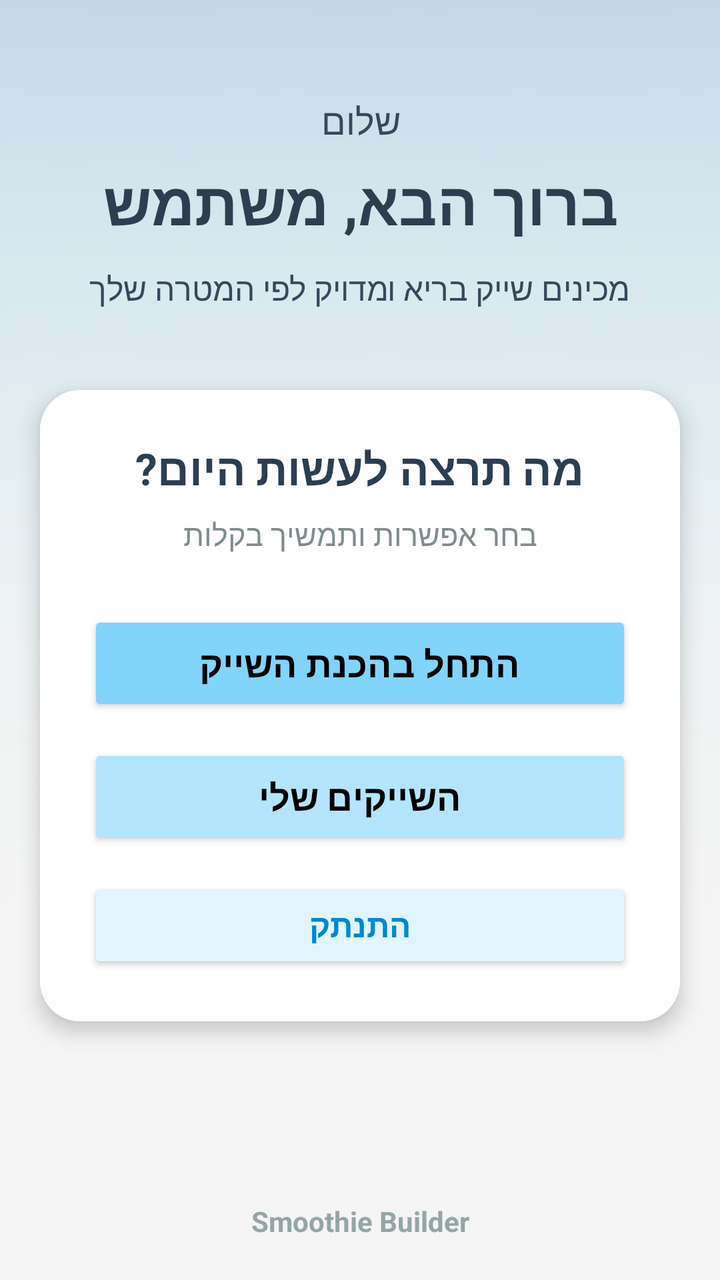
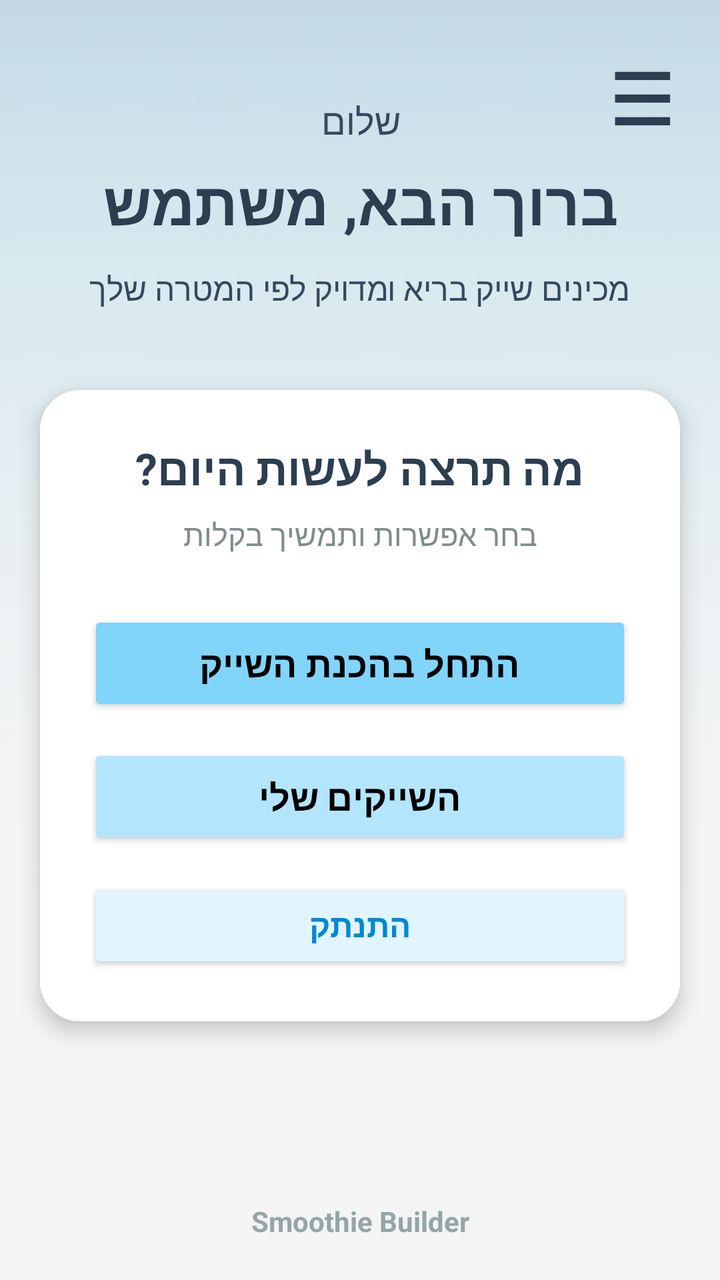

Before-and-after screenshots of an Android layout around one commit, followed by the original layout XML and the change that was made.
<!-- AndroidManifest.xml: application theme Theme.MyFinalProject -->
<!-- res/layout/activity_user_home.xml -->
<?xml version="1.0" encoding="utf-8"?>
<androidx.constraintlayout.widget.ConstraintLayout
    xmlns:android="http://schemas.android.com/apk/res/android"
    xmlns:app="http://schemas.android.com/apk/res-auto"
    xmlns:tools="http://schemas.android.com/tools"
    android:id="@+id/main"
    android:layout_width="match_parent"
    android:layout_height="match_parent"
    android:background="#F2F2F2"
    tools:context=".UserHome">

    
    <ImageView
        android:id="@+id/backgroundImage"
        android:layout_width="match_parent"
        android:layout_height="match_parent"
        android:src="@drawable/backhome1"
        android:scaleType="centerCrop"
        android:alpha="0.2"
        android:clickable="false"
        android:focusable="false"
        app:layout_constraintTop_toTopOf="parent"
        app:layout_constraintBottom_toBottomOf="parent"
        app:layout_constraintStart_toStartOf="parent"
        app:layout_constraintEnd_toEndOf="parent"/>

    
    <TextView
        android:id="@+id/tvHello"
        android:layout_width="wrap_content"
        android:layout_height="wrap_content"
        android:layout_marginTop="48dp"
        android:text="שלום"
        android:textColor="#34495E"
        android:textSize="18sp"
        app:layout_constraintTop_toTopOf="parent"
        app:layout_constraintStart_toStartOf="parent"
        app:layout_constraintEnd_toEndOf="parent" />

    
    <TextView
        android:id="@+id/tvWelcome"
        android:layout_width="0dp"
        android:layout_height="wrap_content"
        android:layout_marginStart="24dp"
        android:layout_marginTop="8dp"
        android:layout_marginEnd="24dp"
        android:gravity="center"
        android:text="ברוך הבא, משתמש"
        android:textColor="#2C3E50"
        android:textSize="30sp"
        android:textStyle="bold"
        app:layout_constraintTop_toBottomOf="@id/tvHello"
        app:layout_constraintStart_toStartOf="parent"
        app:layout_constraintEnd_toEndOf="parent" />

    
    <TextView
        android:id="@+id/tvSubtitle"
        android:layout_width="0dp"
        android:layout_height="wrap_content"
        android:layout_marginStart="32dp"
        android:layout_marginTop="12dp"
        android:layout_marginEnd="32dp"
        android:gravity="center"
        android:text="מכינים שייק בריא ומדויק לפי המטרה שלך"
        android:textColor="#34495E"
        android:textSize="16sp"
        app:layout_constraintTop_toBottomOf="@id/tvWelcome"
        app:layout_constraintStart_toStartOf="parent"
        app:layout_constraintEnd_toEndOf="parent" />

    
    <androidx.cardview.widget.CardView
        android:id="@+id/mainCard"
        android:layout_width="0dp"
        android:layout_height="wrap_content"
        android:layout_marginStart="20dp"
        android:layout_marginTop="40dp"
        android:layout_marginEnd="20dp"
        app:cardCornerRadius="20dp"
        app:cardElevation="6dp"
        app:layout_constraintTop_toBottomOf="@id/tvSubtitle"
        app:layout_constraintStart_toStartOf="parent"
        app:layout_constraintEnd_toEndOf="parent">

        <LinearLayout
            android:layout_width="match_parent"
            android:layout_height="wrap_content"
            android:orientation="vertical"
            android:background="#FFFFFF"
            android:padding="24dp">

            <TextView
                android:id="@+id/tvCardTitle"
                android:layout_width="match_parent"
                android:layout_height="wrap_content"
                android:gravity="center"
                android:text="מה תרצה לעשות היום?"
                android:textColor="#2C3E50"
                android:textSize="22sp"
                android:textStyle="bold" />

            <TextView
                android:id="@+id/tvCardDesc"
                android:layout_width="match_parent"
                android:layout_height="wrap_content"
                android:layout_marginTop="8dp"
                android:gravity="center"
                android:text="בחר אפשרות ותמשיך בקלות"
                android:textColor="#7F8C8D"
                android:textSize="15sp" />

            
            <Button
                android:id="@+id/btnStartShake"
                android:layout_width="match_parent"
                android:layout_height="wrap_content"
                android:layout_marginTop="28dp"
                android:backgroundTint="#81D4FA"
                android:paddingVertical="14dp"
                android:text="התחל בהכנת השייק"
                android:textColor="#000000"
                android:textSize="18sp"
                android:textStyle="bold" />

            
            <Button
                android:id="@+id/btnMyShakes"
                android:layout_width="match_parent"
                android:layout_height="wrap_content"
                android:layout_marginTop="14dp"
                android:backgroundTint="#B3E5FC"
                android:paddingVertical="14dp"
                android:text="השייקים שלי"
                android:textColor="#000000"
                android:textSize="18sp"
                android:textStyle="bold" />

            
            <Button
                android:id="@+id/btnLogout"
                android:layout_width="match_parent"
                android:layout_height="wrap_content"
                android:layout_marginTop="14dp"
                android:backgroundTint="#E1F5FE"
                android:paddingVertical="12dp"
                android:text="התנתק"
                android:textColor="#0288D1"
                android:textSize="16sp"
                android:textStyle="bold" />
        </LinearLayout>

    </androidx.cardview.widget.CardView>

    
    <TextView
        android:id="@+id/tvBottomNote"
        android:layout_width="0dp"
        android:layout_height="wrap_content"
        android:layout_marginStart="24dp"
        android:layout_marginEnd="24dp"
        android:layout_marginBottom="20dp"
        android:gravity="center"
        android:text="Smoothie Builder"
        android:textColor="#95A5A6"
        android:textSize="14sp"
        android:textStyle="bold"
        app:layout_constraintBottom_toBottomOf="parent"
        app:layout_constraintStart_toStartOf="parent"
        app:layout_constraintEnd_toEndOf="parent" />

</androidx.constraintlayout.widget.ConstraintLayout>
<!-- resources referenced by this layout -->
<resources>
  <!-- drawable backhome1: jpg bitmap (drawable, 11164 bytes) -->
  <style name="Theme.MyFinalProject" parent="Base.Theme.MyFinalProject" />
  <style name="Base.Theme.MyFinalProject" parent="Theme.AppCompat.DayNight.NoActionBar">
          
          
      </style>
</resources>

<!-- the commit's change to res/layout/activity_user_home.xml (unified diff, before → after) -->
@@ -9,7 +9,6 @@
     android:background="#F2F2F2"
     tools:context=".UserHome">
 
-    
     <ImageView
         android:id="@+id/backgroundImage"
         android:layout_width="match_parent"
@@ -24,7 +23,19 @@
         app:layout_constraintStart_toStartOf="parent"
         app:layout_constraintEnd_toEndOf="parent"/>
 
-    
+    <TextView
+        android:id="@+id/btnHamburgerMenu"
+        android:layout_width="wrap_content"
+        android:layout_height="wrap_content"
+        android:layout_margin="16dp"
+        android:padding="8dp"
+        android:text="☰"
+        android:textColor="#2C3E50"
+        android:textSize="36sp"
+        android:textStyle="bold"
+        app:layout_constraintTop_toTopOf="parent"
+        app:layout_constraintEnd_toEndOf="parent" />
+
     <TextView
         android:id="@+id/tvHello"
         android:layout_width="wrap_content"
@@ -37,7 +48,6 @@
         app:layout_constraintStart_toStartOf="parent"
         app:layout_constraintEnd_toEndOf="parent" />
 
-    
     <TextView
         android:id="@+id/tvWelcome"
         android:layout_width="0dp"
@@ -54,7 +64,6 @@
         app:layout_constraintStart_toStartOf="parent"
         app:layout_constraintEnd_toEndOf="parent" />
 
-    
     <TextView
         android:id="@+id/tvSubtitle"
         android:layout_width="0dp"
@@ -70,7 +79,6 @@
         app:layout_constraintStart_toStartOf="parent"
         app:layout_constraintEnd_toEndOf="parent" />
 
-    
     <androidx.cardview.widget.CardView
         android:id="@+id/mainCard"
         android:layout_width="0dp"
@@ -111,7 +119,6 @@
                 android:textColor="#7F8C8D"
                 android:textSize="15sp" />
 
-            
             <Button
                 android:id="@+id/btnStartShake"
                 android:layout_width="match_parent"
@@ -124,7 +131,6 @@
                 android:textSize="18sp"
                 android:textStyle="bold" />
 
-            
             <Button
                 android:id="@+id/btnMyShakes"
                 android:layout_width="match_parent"
@@ -137,7 +143,6 @@
                 android:textSize="18sp"
                 android:textStyle="bold" />
 
-            
             <Button
                 android:id="@+id/btnLogout"
                 android:layout_width="match_parent"
@@ -153,7 +158,6 @@
 
     </androidx.cardview.widget.CardView>
 
-    
     <TextView
         android:id="@+id/tvBottomNote"
         android:layout_width="0dp"
